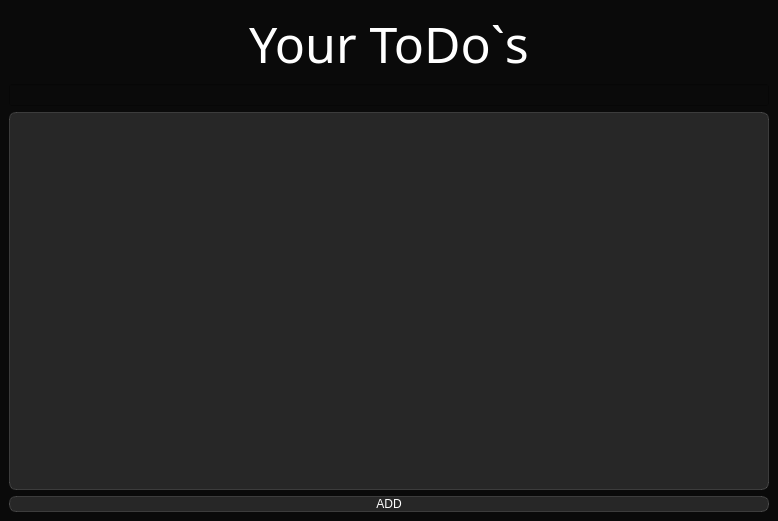
Xenobie/ToDoList, file ui_main.ui: the form before one commit.
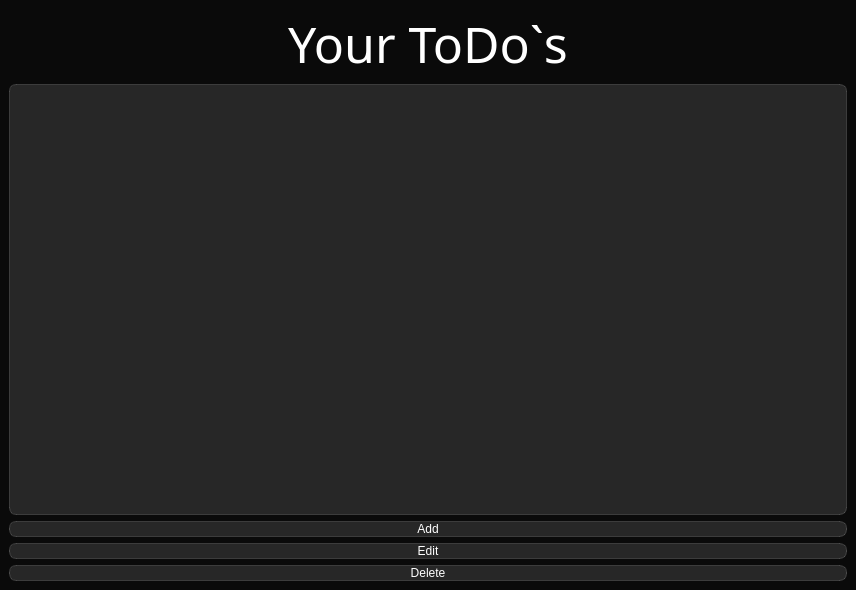
The form after the commit. Icons and pictures are not drawn.

Patch:
```diff
--- a/ui_main.ui
+++ b/ui_main.ui
@@ -6,8 +6,8 @@
    <rect>
     <x>0</x>
     <y>0</y>
-    <width>778</width>
-    <height>521</height>
+    <width>856</width>
+    <height>590</height>
    </rect>
   </property>
   <property name="windowTitle">
@@ -38,9 +38,6 @@
       </property>
      </widget>
     </item>
-    <item>
-     <widget class="QLineEdit" name="lineEdit"/>
-    </item>
     <item>
      <widget class="QTableView" name="tableView">
       <property name="styleSheet">
@@ -69,9 +66,18 @@
 background-color: rgba(255, 255, 255, 50);
 }</string>
       </property>
+      <property name="verticalScrollBarPolicy">
+       <enum>Qt::ScrollBarPolicy::ScrollBarAlwaysOff</enum>
+      </property>
+      <property name="horizontalScrollBarPolicy">
+       <enum>Qt::ScrollBarPolicy::ScrollBarAlwaysOff</enum>
+      </property>
       <property name="showGrid">
        <bool>false</bool>
       </property>
+      <attribute name="horizontalHeaderDefaultSectionSize">
+       <number>135</number>
+      </attribute>
      </widget>
     </item>
     <item>
@@ -89,7 +95,7 @@
 </string>
       </property>
       <property name="text">
-       <string>ADD</string>
+       <string>Add</string>
       </property>
       <property name="icon">
        <iconset resource="res_rc.qrc">
@@ -97,6 +103,52 @@
       </property>
      </widget>
     </item>
+    <item>
+     <widget class="QPushButton" name="btn_edit_todo">
+      <property name="styleSheet">
+       <string notr="true">QPushButton{color: white;
+background-color: rgba(255, 255, 255, 30);
+border: 1px solid rgba(255, 255, 255, 40);
+border-radius: 7px;
+}
+
+QPushButton::hover{
+background-color: rgba(255, 255, 255, 40);
+}
+</string>
+      </property>
+      <property name="text">
+       <string>Edit</string>
+      </property>
+      <property name="icon">
+       <iconset resource="res_rc.qrc">
+        <normaloff>:/icons/icons/edit.svg</normaloff>:/icons/icons/edit.svg</iconset>
+      </property>
+     </widget>
+    </item>
+    <item>
+     <widget class="QPushButton" name="btn_delete_todo">
+      <property name="styleSheet">
+       <string notr="true">QPushButton{color: white;
+background-color: rgba(255, 255, 255, 30);
+border: 1px solid rgba(255, 255, 255, 40);
+border-radius: 7px;
+}
+
+QPushButton::hover{
+background-color: rgba(255, 255, 255, 40);
+}
+</string>
+      </property>
+      <property name="text">
+       <string>Delete</string>
+      </property>
+      <property name="icon">
+       <iconset resource="res_rc.qrc">
+        <normaloff>:/icons/icons/delete.svg</normaloff>:/icons/icons/delete.svg</iconset>
+      </property>
+     </widget>
+    </item>
    </layout>
   </widget>
  </widget>
```
Left out of the diff: 2 changed lines with no effect on the pictures.
